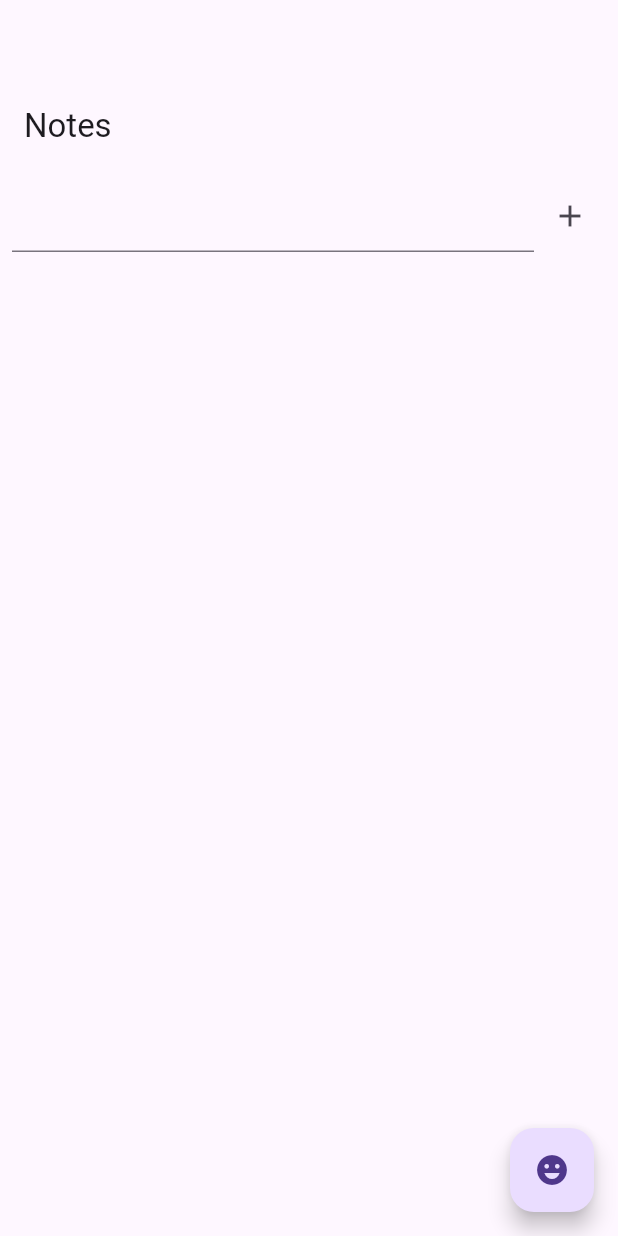
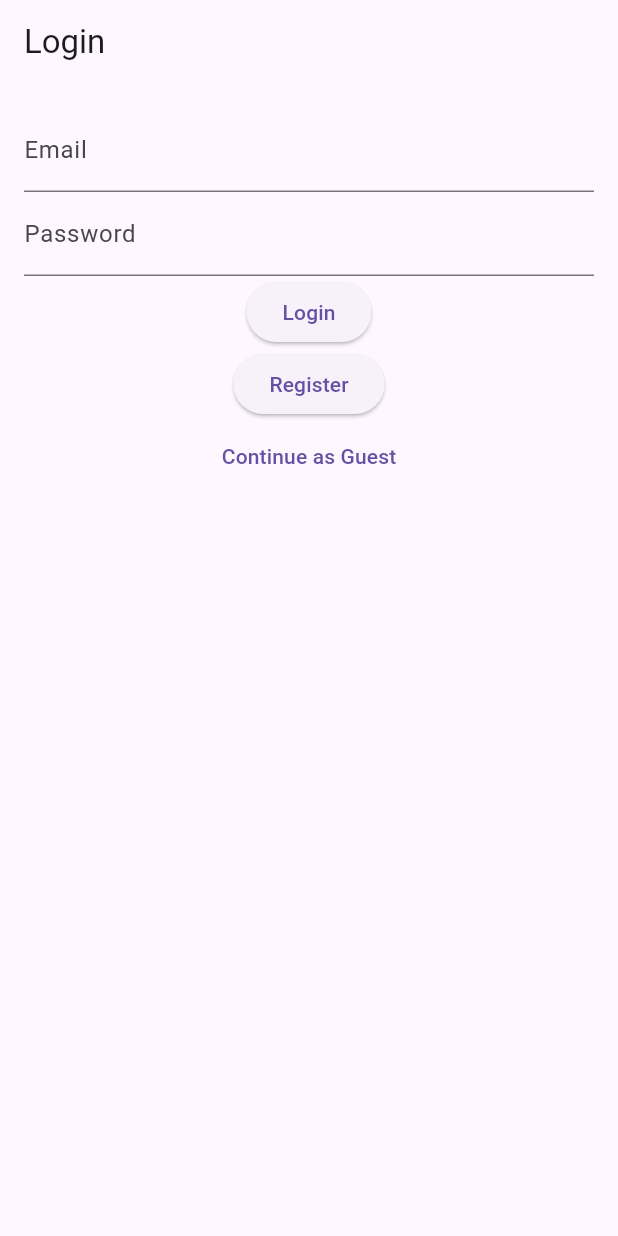
Before and after one commit to OwaisK4/SMD_Assignment_02, a Flutter app: the screen it shows after launch, on a phone screen of 412 x 824 dp. Run offline on Flutter 3.47's test engine with Material 3 defaults, Android fonts, the phone set to English and light mode, and no system bars; our stand-ins replace cloud_firestore, equatable, firebase_auth, firebase_core, flutter_bloc; accounts and stored records are empty.

Commit message:
Added firebase auth

```diff
--- /dev/null
+++ b/smd_project/lib/bloc/auth_bloc.dart
@@ -0,0 +1,62 @@
+// lib/bloc/auth_bloc.dart
+import 'package:flutter_bloc/flutter_bloc.dart';
+import 'auth_event.dart';
+import 'auth_state.dart';
+import '../repositories/auth_repository.dart';
+
+class AuthBloc extends Bloc<AuthEvent, AuthState> {
+  final AuthRepository authRepository;
+
+  AuthBloc({required this.authRepository}) : super(AuthInitial()) {
+    on<AppStarted>((event, emit) {
+      authRepository.user.listen((user) {
+        add(user != null ? _UserAuthenticated(user) : _UserSignedOut());
+      });
+    });
+
+    on<SignInRequested>((event, emit) async {
+      emit(AuthLoading());
+      try {
+        await authRepository.signIn(event.email, event.password);
+      } catch (e) {
+        emit(AuthError(e.toString()));
+      }
+    });
+
+    on<SignUpRequested>((event, emit) async {
+      emit(AuthLoading());
+      try {
+        await authRepository.signUp(event.email, event.password);
+      } catch (e) {
+        emit(AuthError(e.toString()));
+      }
+    });
+
+    on<AnonymousSignInRequested>((event, emit) async {
+      emit(AuthLoading());
+      try {
+        await authRepository.signInAnonymously();
+      } catch (e) {
+        emit(AuthError(e.toString()));
+      }
+    });
+
+    on<SignOutRequested>((event, emit) async {
+      await authRepository.signOut();
+    });
+
+    // Internal events
+    on<_UserAuthenticated>((event, emit) => emit(Authenticated(event.user)));
+    on<_UserSignedOut>((event, emit) => emit(Unauthenticated()));
+  }
+}
+
+// Internal-only events
+class _UserAuthenticated extends AuthEvent {
+  final AuthUser user;
+  _UserAuthenticated(this.user);
+  @override
+  List<Object?> get props => [user];
+}
+
+class _UserSignedOut extends AuthEvent {}
--- /dev/null
+++ b/smd_project/lib/bloc/auth_event.dart
@@ -0,0 +1,27 @@
+// lib/bloc/auth_event.dart
+import 'package:equatable/equatable.dart';
+
+abstract class AuthEvent extends Equatable {
+  @override
+  List<Object?> get props => [];
+}
+
+class AppStarted extends AuthEvent {}
+
+class SignInRequested extends AuthEvent {
+  final String email, password;
+  SignInRequested(this.email, this.password);
+  @override
+  List<Object?> get props => [email, password];
+}
+
+class SignUpRequested extends AuthEvent {
+  final String email, password;
+  SignUpRequested(this.email, this.password);
+  @override
+  List<Object?> get props => [email, password];
+}
+
+class AnonymousSignInRequested extends AuthEvent {}
+
+class SignOutRequested extends AuthEvent {}
--- /dev/null
+++ b/smd_project/lib/bloc/auth_state.dart
@@ -0,0 +1,28 @@
+// lib/bloc/auth_state.dart
+import 'package:equatable/equatable.dart';
+import '../repositories/auth_repository.dart';
+
+abstract class AuthState extends Equatable {
+  @override
+  List<Object?> get props => [];
+}
+
+class AuthInitial extends AuthState {}
+
+class AuthLoading extends AuthState {}
+
+class Authenticated extends AuthState {
+  final AuthUser user;
+  Authenticated(this.user);
+  @override
+  List<Object?> get props => [user];
+}
+
+class Unauthenticated extends AuthState {}
+
+class AuthError extends AuthState {
+  final String message;
+  AuthError(this.message);
+  @override
+  List<Object?> get props => [message];
+}
--- a/smd_project/lib/main.dart
+++ b/smd_project/lib/main.dart
@@ -1,54 +1,27 @@
 // lib/main.dart
 import 'package:flutter/material.dart';
 import 'package:flutter_bloc/flutter_bloc.dart';
-import 'bloc/mood_bloc.dart';
-import 'repositories/mood_repository.dart';
-import 'bloc/note_bloc.dart';
-import 'bloc/note_event.dart';
-import 'repositories/note_repository.dart';
+import 'package:firebase_core/firebase_core.dart';
+import 'bloc/auth_bloc.dart';
+import 'bloc/auth_event.dart';
+import 'repositories/auth_repository.dart';
+import 'pages/auth_wrapper.dart';
 import 'firebase_options.dart';
-import 'package:firebase_core/firebase_core.dart';
-import "pages/mood_page.dart";
-import "pages/notes_page.dart";
 
 void main() async {
   WidgetsFlutterBinding.ensureInitialized();
   await Firebase.initializeApp(options: DefaultFirebaseOptions.currentPlatform);
-  runApp(MyApp());
+
+  final authRepository = AuthRepository();
+
+  runApp(
+    MaterialApp(
+      debugShowCheckedModeBanner: false,
+      home: BlocProvider(
+        create:
+            (_) => AuthBloc(authRepository: authRepository)..add(AppStarted()),
+        child: const AuthWrapper(),
+      ),
+    ),
+  );
 }
-
-class MyApp extends StatelessWidget {
-  final NoteRepository repository = NoteRepository();
-
-  MyApp({super.key});
-
-  @override
-  Widget build(BuildContext context) {
-    return MaterialApp(
-      title: 'Firestore BLoC',
-      home: Scaffold(
-        appBar: AppBar(),
-        body: BlocProvider(
-          create: (_) => NoteBloc(repository)..add(LoadNotes()),
-          child: NotesPage(),
-        ),
-        floatingActionButton: Builder(
-          builder:
-              (context) => FloatingActionButton(
-                child: Icon(Icons.emoji_emotions),
-                onPressed:
-                    () => Navigator.of(context).push(
-                      MaterialPageRoute(
-                        builder:
-                            (context) => BlocProvider(
-                              create: (context) => MoodBloc(MoodRepository()),
-                              child: const MoodPage(),
-                            ),
-                      ),
-                    ),
-              ),
-        ),
-      ),
-    );
-  }
-}
--- /dev/null
+++ b/smd_project/lib/pages/auth_wrapper.dart
@@ -0,0 +1,27 @@
+// lib/pages/auth_wrapper.dart
+import 'package:flutter/material.dart';
+import 'package:flutter_bloc/flutter_bloc.dart';
+import '../bloc/auth_bloc.dart';
+import '../bloc/auth_state.dart';
+import 'home_page.dart';
+import 'login_page.dart';
+
+class AuthWrapper extends StatelessWidget {
+  const AuthWrapper({super.key});
+
+  @override
+  Widget build(BuildContext context) {
+    return BlocBuilder<AuthBloc, AuthState>(
+      builder: (_, state) {
+        if (state is Authenticated) {
+          return HomePage(user: state.user);
+        }
+        // if (state is Authenticated) return HomePage(user: state.user);
+        if (state is AuthLoading) {
+          return const Center(child: CircularProgressIndicator());
+        }
+        return const LoginPage();
+      },
+    );
+  }
+}
--- /dev/null
+++ b/smd_project/lib/pages/login_page.dart
@@ -0,0 +1,60 @@
+// lib/pages/login_page.dart
+import 'package:flutter/material.dart';
+import 'package:flutter_bloc/flutter_bloc.dart';
+import '../bloc/auth_bloc.dart';
+import '../bloc/auth_event.dart';
+
+class LoginPage extends StatelessWidget {
+  const LoginPage({super.key});
+
+  @override
+  Widget build(BuildContext context) {
+    final emailController = TextEditingController();
+    final passwordController = TextEditingController();
+    final bloc = context.read<AuthBloc>();
+
+    return Scaffold(
+      appBar: AppBar(title: const Text("Login")),
+      body: Padding(
+        padding: const EdgeInsets.all(16),
+        child: Column(
+          children: [
+            TextField(
+              controller: emailController,
+              decoration: const InputDecoration(labelText: "Email"),
+            ),
+            TextField(
+              controller: passwordController,
+              decoration: const InputDecoration(labelText: "Password"),
+              obscureText: true,
+            ),
+            ElevatedButton(
+              onPressed:
+                  () => bloc.add(
+                    SignInRequested(
+                      emailController.text,
+                      passwordController.text,
+                    ),
+                  ),
+              child: const Text("Login"),
+            ),
+            ElevatedButton(
+              onPressed:
+                  () => bloc.add(
+                    SignUpRequested(
+                      emailController.text,
+                      passwordController.text,
+                    ),
+                  ),
+              child: const Text("Register"),
+            ),
+            TextButton(
+              onPressed: () => bloc.add(AnonymousSignInRequested()),
+              child: const Text("Continue as Guest"),
+            ),
+          ],
+        ),
+      ),
+    );
+  }
+}
--- a/smd_project/lib/pages/mood_page.dart
+++ b/smd_project/lib/pages/mood_page.dart
@@ -77,6 +77,9 @@ class _MoodPageState extends State<MoodPage> {
                           icon: const Icon(Icons.delete),
                           onPressed: () => bloc.add(DeleteMood(mood.id)),
                         ),
+                        subtitle: Text(
+                          mood.created_at.toDate().toIso8601String(),
+                        ),
                       );
                     },
                   );
--- a/smd_project/lib/pages/notes_page.dart
+++ b/smd_project/lib/pages/notes_page.dart
@@ -44,6 +44,9 @@ class NotesPage extends StatelessWidget {
                       final note = state.notes[i];
                       return ListTile(
                         title: Text(note.title),
+                        subtitle: Text(
+                          note.created_at.toDate().toIso8601String(),
+                        ),
                         trailing: IconButton(
                           icon: Icon(Icons.delete),
                           onPressed: () => bloc.add(DeleteNote(note.id)),
--- /dev/null
+++ b/smd_project/lib/repositories/auth_repository.dart
@@ -0,0 +1,42 @@
+// lib/repositories/auth_repository.dart
+import 'package:firebase_auth/firebase_auth.dart';
+
+class AuthUser {
+  final String uid;
+  final bool isAnonymous;
+
+  AuthUser({required this.uid, required this.isAnonymous});
+}
+
+class AuthRepository {
+  final FirebaseAuth _firebaseAuth = FirebaseAuth.instance;
+
+  Stream<AuthUser?> get user => _firebaseAuth.authStateChanges().map(
+    (user) =>
+        user != null
+            ? AuthUser(uid: user.uid, isAnonymous: user.isAnonymous)
+            : null,
+  );
+
+  Future<void> signUp(String email, String password) async {
+    await _firebaseAuth.createUserWithEmailAndPassword(
+      email: email,
+      password: password,
+    );
+  }
+
+  Future<void> signIn(String email, String password) async {
+    await _firebaseAuth.signInWithEmailAndPassword(
+      email: email,
+      password: password,
+    );
+  }
+
+  Future<void> signInAnonymously() async {
+    await _firebaseAuth.signInAnonymously();
+  }
+
+  Future<void> signOut() async {
+    await _firebaseAuth.signOut();
+  }
+}
```
Also changed, not shown: smd_project/lib/pages/home_page.dart (added, +58 -0 lines), smd_project/lib/pages/main_page.dart (added, +43 -0 lines), smd_project/pubspec.yaml (+10 -3 lines), smd_project/pubspec.lock, 4 other files.
